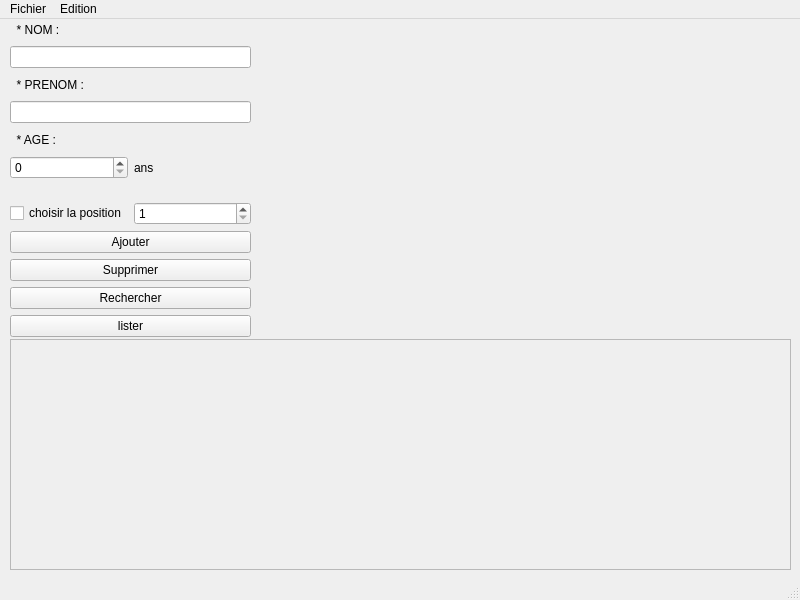
Above: Inscription.ui from ValisoaNr/Inscription-avec-Qt before the change. Below: the same form after it.
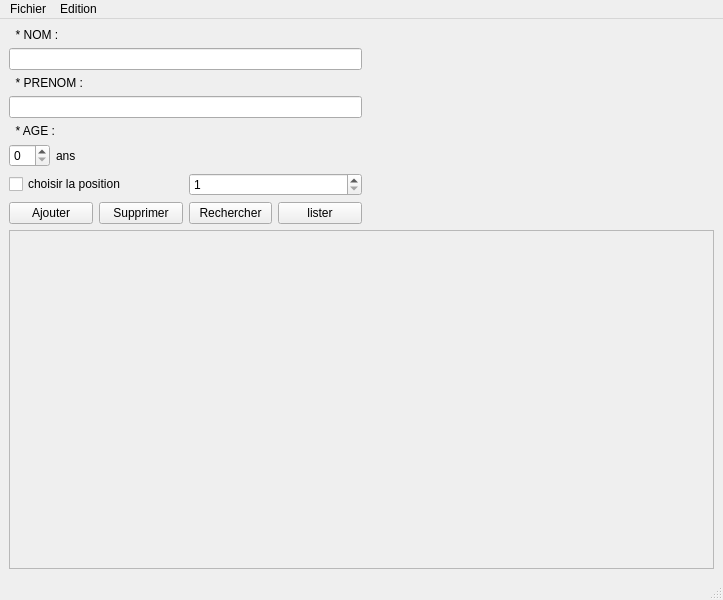
That is the form after the change.

Commit message: Modification du ui pour que les contenues suit la taille de la fenetre

What changed in the file:
```diff
--- a/Inscription.ui
+++ b/Inscription.ui
@@ -6,7 +6,7 @@
    <rect>
     <x>0</x>
     <y>0</y>
-    <width>800</width>
+    <width>723</width>
     <height>600</height>
    </rect>
   </property>
@@ -14,15 +14,10 @@
    <string>Inscription</string>
   </property>
   <widget class="QWidget" name="centralwidget">
-   <widget class="QWidget" name="verticalLayoutWidget">
-    <property name="geometry">
-     <rect>
-      <x>10</x>
-      <y>0</y>
-      <width>241</width>
-      <height>318</height>
-     </rect>
-    </property>
+   <layout class="QVBoxLayout" name="mainVerticalLayout">
+    <item>
+     <layout class="QHBoxLayout" name="topHorizontalLayout">
+      <item>
     <layout class="QVBoxLayout" name="verticalLayout">
      <item>
       <widget class="QLabel" name="label">
@@ -51,9 +46,6 @@
        </property>
       </widget>
      </item>
-     <item>
-      <layout class="QHBoxLayout" name="horizontalLayout_3"/>
-     </item>
      <item>
       <layout class="QHBoxLayout" name="horizontalLayout">
        <item>
@@ -73,20 +65,20 @@
          </property>
         </widget>
        </item>
-      </layout>
-     </item>
      <item>
-      <spacer name="horizontalSpacer_3">
+           <spacer name="horizontalSpacer_age_2">
        <property name="orientation">
         <enum>Qt::Orientation::Horizontal</enum>
        </property>
        <property name="sizeHint" stdset="0">
         <size>
-         <width>316</width>
-         <height>17</height>
+              <width>40</width>
+              <height>20</height>
         </size>
        </property>
       </spacer>
+          </item>
+         </layout>
      </item>
      <item>
       <layout class="QHBoxLayout" name="horizontalLayout_2">
@@ -105,9 +97,6 @@
        </item>
        <item>
         <widget class="QSpinBox" name="position">
-         <property name="specialValueText">
-          <string/>
-         </property>
          <property name="minimum">
           <number>1</number>
          </property>
@@ -122,6 +111,8 @@
       </layout>
      </item>
      <item>
+         <layout class="QHBoxLayout" name="buttonsLayout">
+          <item>
       <widget class="QPushButton" name="ajouter">
        <property name="text">
         <string>Ajouter</string>
@@ -150,16 +141,26 @@
       </widget>
      </item>
     </layout>
-   </widget>
+        </item>
+       </layout>
+      </item>
+      <item>
+       <spacer name="horizontalSpacer_age">
+        <property name="orientation">
+         <enum>Qt::Orientation::Horizontal</enum>
+        </property>
+        <property name="sizeHint" stdset="0">
+         <size>
+          <width>40</width>
+          <height>20</height>
+         </size>
+        </property>
+       </spacer>
+      </item>
+     </layout>
+    </item>
+    <item>
    <widget class="QScrollArea" name="scroll">
-    <property name="geometry">
-     <rect>
-      <x>10</x>
-      <y>320</y>
-      <width>781</width>
-      <height>231</height>
-     </rect>
-    </property>
     <property name="widgetResizable">
      <bool>true</bool>
     </property>
@@ -168,19 +169,21 @@
       <rect>
        <x>0</x>
        <y>0</y>
-       <width>779</width>
-       <height>229</height>
+         <width>703</width>
+         <height>327</height>
       </rect>
      </property>
     </widget>
    </widget>
+    </item>
+   </layout>
   </widget>
   <widget class="QMenuBar" name="menubar">
    <property name="geometry">
     <rect>
      <x>0</x>
      <y>0</y>
-     <width>800</width>
+     <width>723</width>
      <height>19</height>
     </rect>
    </property>
```
Lines whose indentation alone changed are shown as unchanged.
